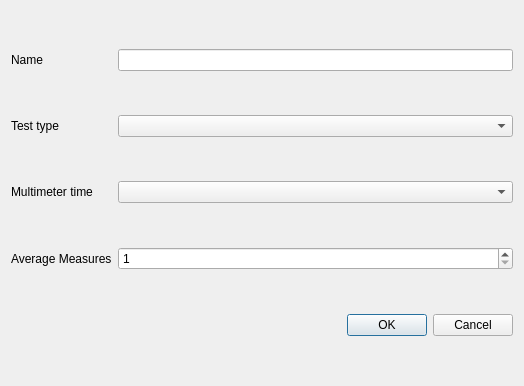
This is zeropreferences.ui in froque/AeroIST as Qt 5 draws it before an edit. The edited form follows.
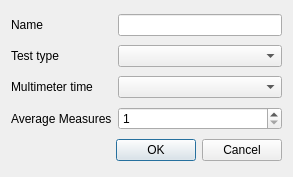
This is the edited form.

Patch:
```diff
--- a/zeropreferences.ui
+++ b/zeropreferences.ui
@@ -6,8 +6,8 @@
    <rect>
     <x>0</x>
     <y>0</y>
-    <width>524</width>
-    <height>386</height>
+    <width>293</width>
+    <height>177</height>
    </rect>
   </property>
   <property name="windowTitle">
```
